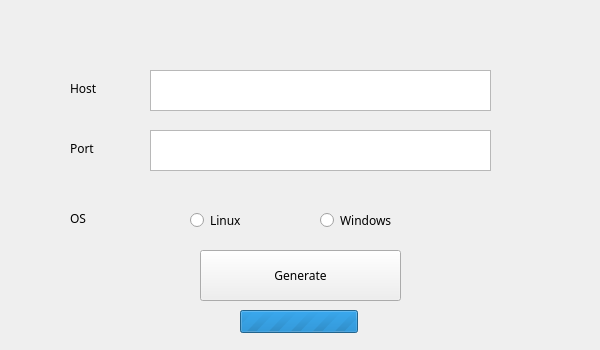
Old version of the form src/operator/gui/resources/ui/generate_screen.ui in the repository ProDefense/Avocado.
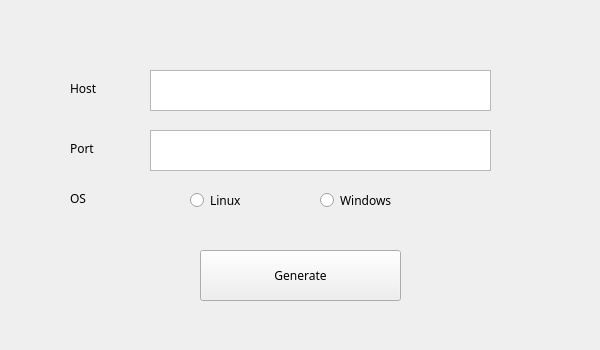
New version of the form.

Commit message: remove progress bar, updated positioning

The edit to the form file:
```diff
--- a/src/operator/gui/resources/ui/generate_screen.ui
+++ b/src/operator/gui/resources/ui/generate_screen.ui
@@ -101,7 +101,7 @@
       <property name="geometry">
        <rect>
         <x>70</x>
-        <y>210</y>
+        <y>190</y>
         <width>58</width>
         <height>16</height>
        </rect>
@@ -127,7 +127,7 @@
       <property name="geometry">
        <rect>
         <x>320</x>
-        <y>210</y>
+        <y>190</y>
         <width>121</width>
         <height>20</height>
        </rect>
@@ -140,7 +140,7 @@
       <property name="geometry">
        <rect>
         <x>190</x>
-        <y>210</y>
+        <y>190</y>
         <width>121</width>
         <height>20</height>
        </rect>
@@ -149,25 +149,6 @@
        <string>Linux</string>
       </property>
      </widget>
-     <widget class="QProgressBar" name="progressBar">
-      <property name="geometry">
-       <rect>
-        <x>240</x>
-        <y>310</y>
-        <width>118</width>
-        <height>23</height>
-       </rect>
-      </property>
-      <property name="maximum">
-       <number>0</number>
-      </property>
-      <property name="value">
-       <number>-1</number>
-      </property>
-      <property name="textVisible">
-       <bool>false</bool>
-      </property>
-     </widget>
     </widget>
    </item>
   </layout>
```
The commit also changes 1 other file.
